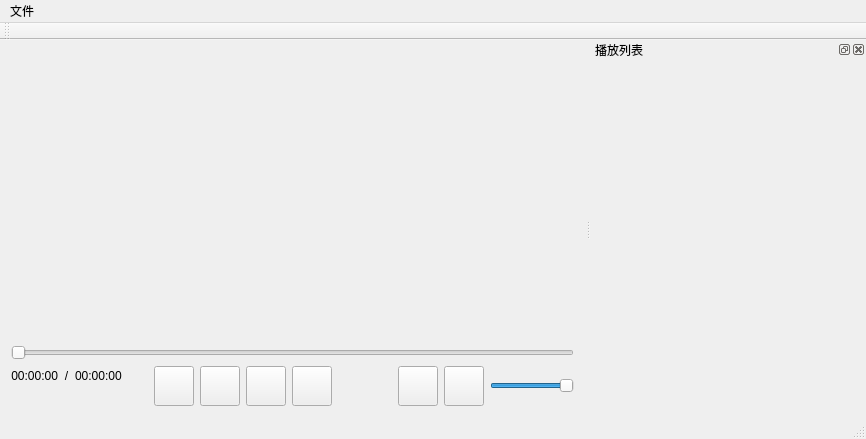
This is QtSDLFFmpegVideoPlayer/QtUIs/QtSDLFFmpegVideoPlayer.ui in lyxyz5223/QtSDLFFmpegVideoPlayer as Qt 5 draws it before an edit. The edited form follows.
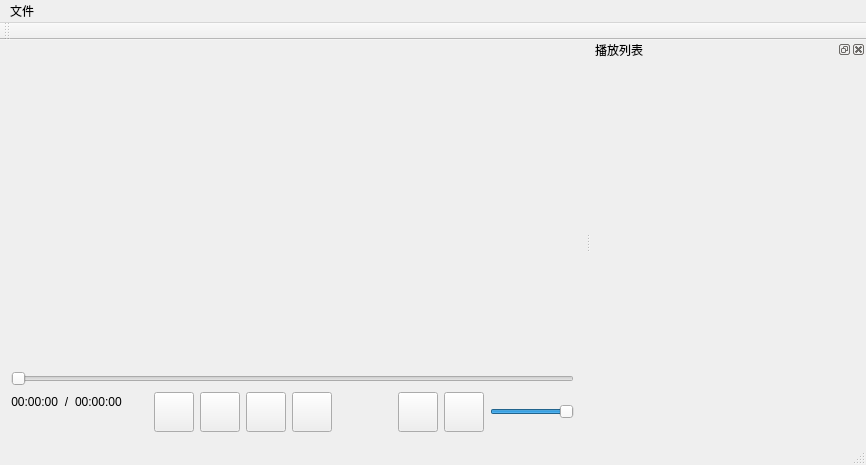
This is the edited form. Icons and pictures are not drawn. Custom widgets are drawn as their Qt base class.

Commit message:
feat(Player): Add filter graph,optimize performance.
- Add filter and filter graph functionality
- Modify volume adjustment to use
filter graph architecture
- Optimize software decoding with multithreading
-
Improve rendering performance (120fps support)
- Refactor timing
synchronization logic
- Optimize SDL event loop with non-blocking polling
-
Change frame queue from clone to reference passing
- Add render thread timing
statistics
- Fix hardware decoding issues
- Fix demuxer configuration problems
- Fix build option switching (SDL/Qt)
- Add and update UI icons

What changed in the file:
```diff
--- a/QtSDLFFmpegVideoPlayer/QtUIs/QtSDLFFmpegVideoPlayer.ui
+++ b/QtSDLFFmpegVideoPlayer/QtUIs/QtSDLFFmpegVideoPlayer.ui
@@ -6,16 +6,16 @@
    <rect>
     <x>0</x>
     <y>0</y>
-    <width>842</width>
-    <height>438</height>
+    <width>859</width>
+    <height>465</height>
    </rect>
   </property>
   <property name="windowTitle">
    <string>Player</string>
   </property>
   <widget class="QWidget" name="centralWidget">
-   <layout class="QGridLayout" name="gridLayout">
-    <item row="0" column="0">
+   <layout class="QVBoxLayout" name="verticalLayout">
+    <item>
      <widget class="QWidget" name="videoRenderWidget" native="true">
       <property name="sizePolicy">
        <sizepolicy hsizetype="Expanding" vsizetype="Expanding">
@@ -30,13 +30,44 @@
        </size>
       </property>
       <layout class="QGridLayout" name="gridLayout_3">
+       <property name="leftMargin">
+        <number>0</number>
+       </property>
+       <property name="topMargin">
+        <number>0</number>
+       </property>
+       <property name="rightMargin">
+        <number>0</number>
+       </property>
+       <property name="bottomMargin">
+        <number>0</number>
+       </property>
+       <property name="spacing">
+        <number>0</number>
+       </property>
        <item row="0" column="0">
         <layout class="QGridLayout" name="gridLayoutVideoRenderWidget"/>
        </item>
       </layout>
      </widget>
     </item>
-    <item row="2" column="0">
+    <item>
+     <widget class="QSlider" name="sliderMediaProgress">
+      <property name="sizePolicy">
+       <sizepolicy hsizetype="Expanding" vsizetype="Fixed">
+        <horstretch>0</horstretch>
+        <verstretch>0</verstretch>
+       </sizepolicy>
+      </property>
+      <property name="tracking">
+       <bool>false</bool>
+      </property>
+      <property name="orientation">
+       <enum>Qt::Orientation::Horizontal</enum>
+      </property>
+     </widget>
+    </item>
+    <item>
      <layout class="QHBoxLayout" name="controllerBar">
       <property name="spacing">
        <number>6</number>
@@ -339,22 +370,6 @@
       </item>
      </layout>
     </item>
-    <item row="1" column="0">
-     <widget class="QSlider" name="sliderMediaProgress">
-      <property name="sizePolicy">
-       <sizepolicy hsizetype="Expanding" vsizetype="Fixed">
-        <horstretch>0</horstretch>
-        <verstretch>0</verstretch>
-       </sizepolicy>
-      </property>
-      <property name="tracking">
-       <bool>false</bool>
-      </property>
-      <property name="orientation">
-       <enum>Qt::Orientation::Horizontal</enum>
-      </property>
-     </widget>
-    </item>
    </layout>
   </widget>
   <widget class="QMenuBar" name="mainMenuBar">
```
Left out of the diff: 17 changed lines with no effect on the pictures. The commit also changes 38 other files.
